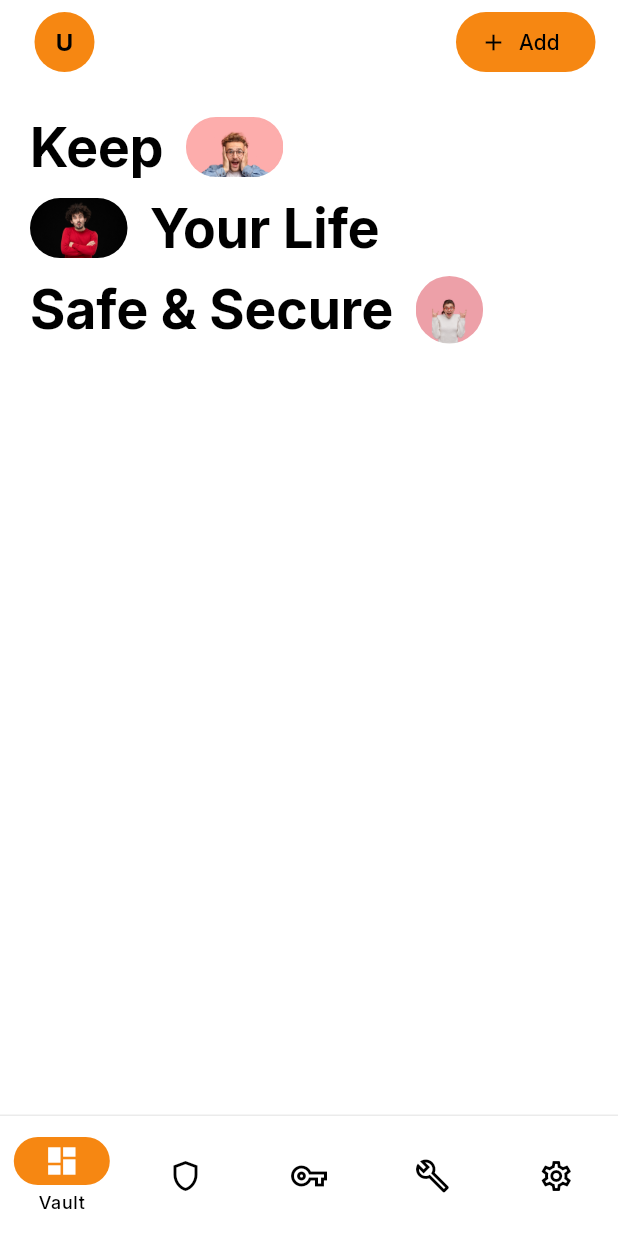
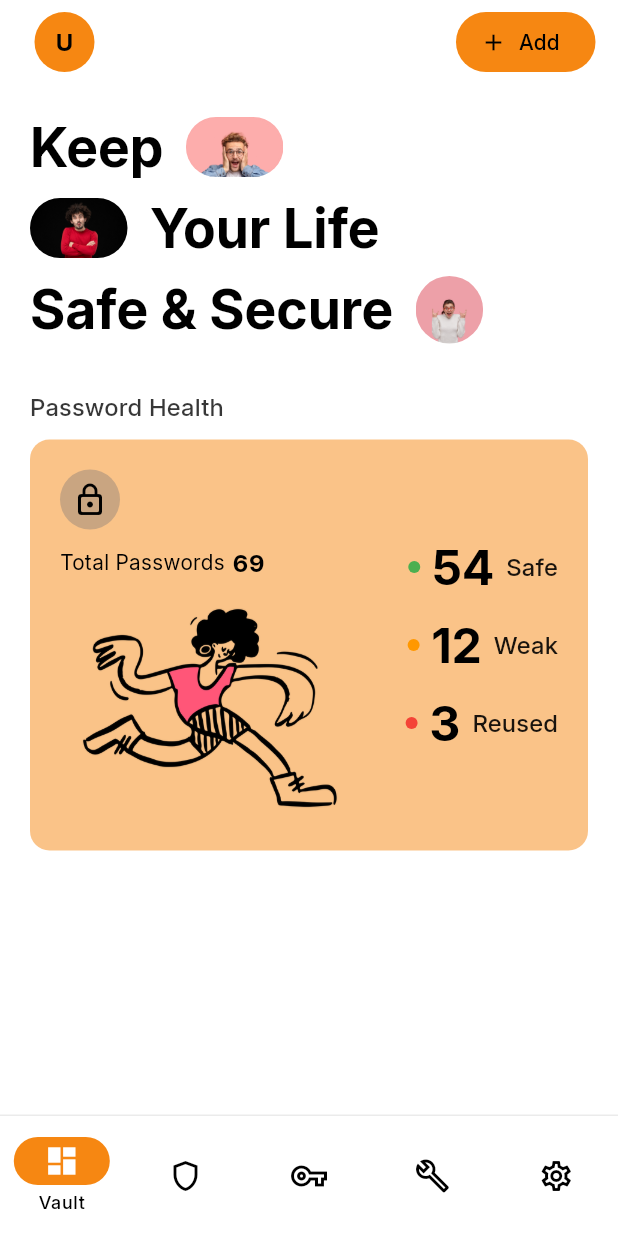
Before and after one commit to kaiumallimon/shieldx, a Flutter app: the VaultPage screen opened by its route, on a phone screen of 412 x 824 dp. Run offline on Flutter 3.47's test engine with Material 3 defaults, Android fonts, the phone set to English and light mode, and no system bars; our stand-ins replace cached_network_image, equatable, flutter_bloc, flutter_dotenv, go_router, shared_preferences and 2 more; accounts and stored records are empty.

Commit message:
feat: Add VaultPasswordHealthCard widget to display password health statistics in VaultPage

```diff
--- a/lib/app/features/dashboard/features/vault/pages/_vault_page.dart
+++ b/lib/app/features/dashboard/features/vault/pages/_vault_page.dart
@@ -3,6 +3,7 @@ import 'package:shieldx/app/data/services/_auth_storage_service.dart';
 import 'package:shieldx/app/features/dashboard/features/vault/widgets/_vault_add_button.dart';
 import 'package:shieldx/app/features/dashboard/features/vault/widgets/_vault_avatar.dart';
 import 'package:shieldx/app/features/dashboard/features/vault/widgets/_vault_slogan_section.dart';
+import 'package:shieldx/app/features/dashboard/features/vault/widgets/_vault_password_health_card.dart';
 
 class VaultPage extends StatefulWidget {
   const VaultPage({super.key});
@@ -33,7 +34,6 @@ class _VaultPageState extends State<VaultPage> {
     }
   }
 
-
   @override
   Widget build(BuildContext context) {
     final theme = Theme.of(context);
@@ -48,10 +48,7 @@ class _VaultPageState extends State<VaultPage> {
                 backgroundColor: theme.colorScheme.surface,
                 leading: Padding(
                   padding: const EdgeInsets.all(8.0),
-                  child: VaultAvatar(
-                    userName: userName,
-                    avatarUrl: avatarUrl,
-                  ),
+                  child: VaultAvatar(userName: userName, avatarUrl: avatarUrl),
                 ),
                 pinned: true,
                 actions: [
@@ -63,8 +60,21 @@ class _VaultPageState extends State<VaultPage> {
                 ],
               ),
             ),
-            const SliverToBoxAdapter(
-              child: VaultSloganSection(),
+            const SliverToBoxAdapter(child: VaultSloganSection()),
+
+            SliverToBoxAdapter(
+              child: Padding(
+                padding: const EdgeInsets.symmetric(
+                  horizontal: 20,
+                  vertical: 10,
+                ),
+                child: VaultPasswordHealthCard(
+                  totalPasswords: 69,
+                  safeCount: 54,
+                  weakCount: 12,
+                  reusedCount: 3,
+                ),
+              ),
             ),
           ],
         ),
--- /dev/null
+++ b/lib/app/features/dashboard/features/vault/widgets/_vault_password_health_card.dart
@@ -0,0 +1,151 @@
+import 'package:flutter/material.dart';
+
+class VaultPasswordHealthCard extends StatelessWidget {
+  final int totalPasswords;
+  final int safeCount;
+  final int weakCount;
+  final int reusedCount;
+
+  const VaultPasswordHealthCard({
+    super.key,
+    required this.totalPasswords,
+    required this.safeCount,
+    required this.weakCount,
+    required this.reusedCount,
+  });
+
+  @override
+  Widget build(BuildContext context) {
+    final theme = Theme.of(context);
+
+    return Column(
+      mainAxisSize: MainAxisSize.min,
+      crossAxisAlignment: CrossAxisAlignment.start,
+      children: [
+        Text(
+          'Password Health',
+          style: theme.textTheme.titleMedium?.copyWith(
+            fontWeight: FontWeight.w500,
+            color: theme.colorScheme.onSurface.withAlpha(200),
+          ),
+        ),
+        const SizedBox(height: 10),
+        Container(
+          padding: const EdgeInsets.all(20),
+          decoration: BoxDecoration(
+            color: theme.colorScheme.primary.withAlpha(128),
+            borderRadius: BorderRadius.circular(13),
+          ),
+          child: Row(
+            crossAxisAlignment: CrossAxisAlignment.center,
+            children: [
+              // Left column
+              Expanded(
+                flex: 2,
+                child: Column(
+                  mainAxisSize: MainAxisSize.min,
+                  crossAxisAlignment: CrossAxisAlignment.start,
+                  children: [
+                    Container(
+                      padding: const EdgeInsets.all(8),
+                      decoration: BoxDecoration(
+                        color: theme.colorScheme.secondary.withAlpha(50),
+                        shape: BoxShape.circle,
+                      ),
+                      child: Icon(
+                        Icons.lock_outline_rounded,
+                        color: theme.colorScheme.onPrimary,
+                      ),
+                    ),
+                    const SizedBox(height: 10),
+                    Row(
+                      mainAxisSize: MainAxisSize.min,
+                      children: [
+                        Text('Total Passwords'),
+                        const SizedBox(width: 5),
+                        Text(
+                          '$totalPasswords',
+                          style: theme.textTheme.bodyLarge?.copyWith(
+                            fontWeight: FontWeight.bold,
+                          ),
+                        ),
+                      ],
+                    ),
+                    const SizedBox(height: 10),
+                    Image.asset('assets/images/happy-doodle.png', height: 150),
+                  ],
+                ),
+              ),
+              const SizedBox(width: 15),
+              // Right column - improved layout
+              Expanded(
+                child: Column(
+                  mainAxisAlignment: MainAxisAlignment.center,
+                  crossAxisAlignment: CrossAxisAlignment.center,
+                  children: [
+                    _buildStatRow(
+                      context,
+                      label: 'Safe',
+                      count: safeCount,
+                      color: Colors.green,
+                    ),
+                    const SizedBox(height: 12),
+                    _buildStatRow(
+                      context,
+                      label: 'Weak',
+                      count: weakCount,
+                      color: Colors.orange,
+                    ),
+                    const SizedBox(height: 12),
+                    _buildStatRow(
+                      context,
+                      label: 'Reused',
+                      count: reusedCount,
+                      color: Colors.red,
+                    ),
+                  ],
+                ),
+              ),
+            ],
+          ),
+        ),
+      ],
+    );
+  }
+
+  Widget _buildStatRow(
+    BuildContext context, {
+    required String label,
+    required int count,
+    required Color color,
+  }) {
+    final theme = Theme.of(context);
+
+    return Row(
+      mainAxisAlignment: MainAxisAlignment.end,
+      children: [
+        Container(
+          width: 8,
+          height: 8,
+          decoration: BoxDecoration(color: color, shape: BoxShape.circle),
+        ),
+        const SizedBox(width: 8),
+        Text(
+          '$count',
+          style: theme.textTheme.headlineLarge?.copyWith(
+            fontWeight: FontWeight.bold,
+            color: theme.colorScheme.onPrimary,
+          ),
+        ),
+        const SizedBox(width: 8),
+        Text(
+          label,
+          style: theme.textTheme.titleMedium?.copyWith(
+            fontWeight: FontWeight.w500,
+            color: theme.colorScheme.onPrimary.withAlpha(230),
+          ),
+        ),
+      ],
+    );
+  }
+}
```
